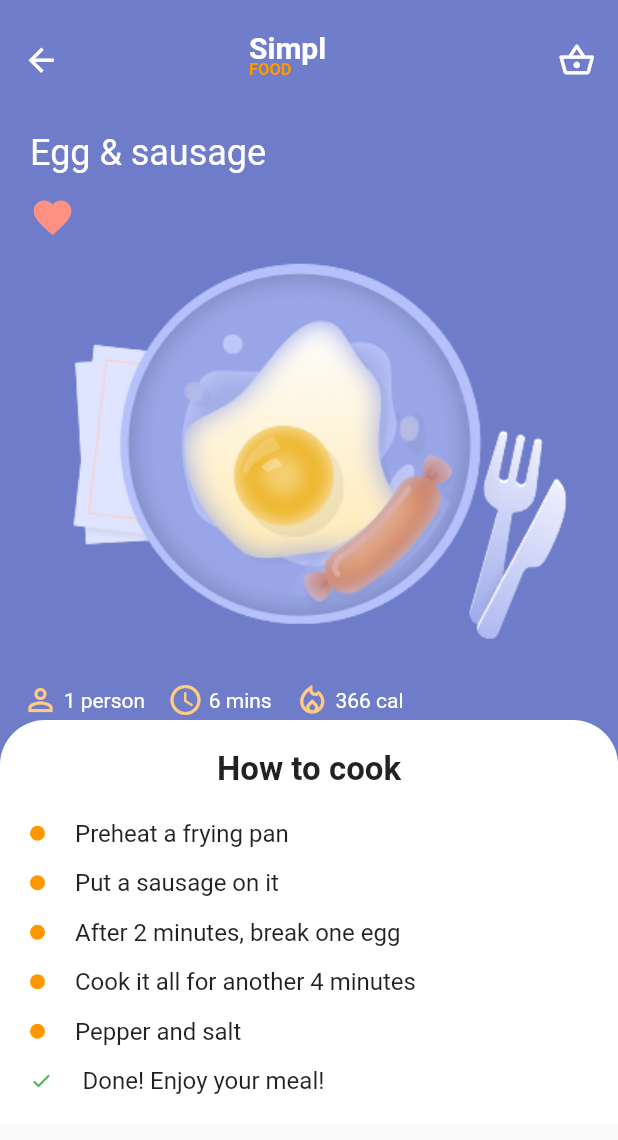
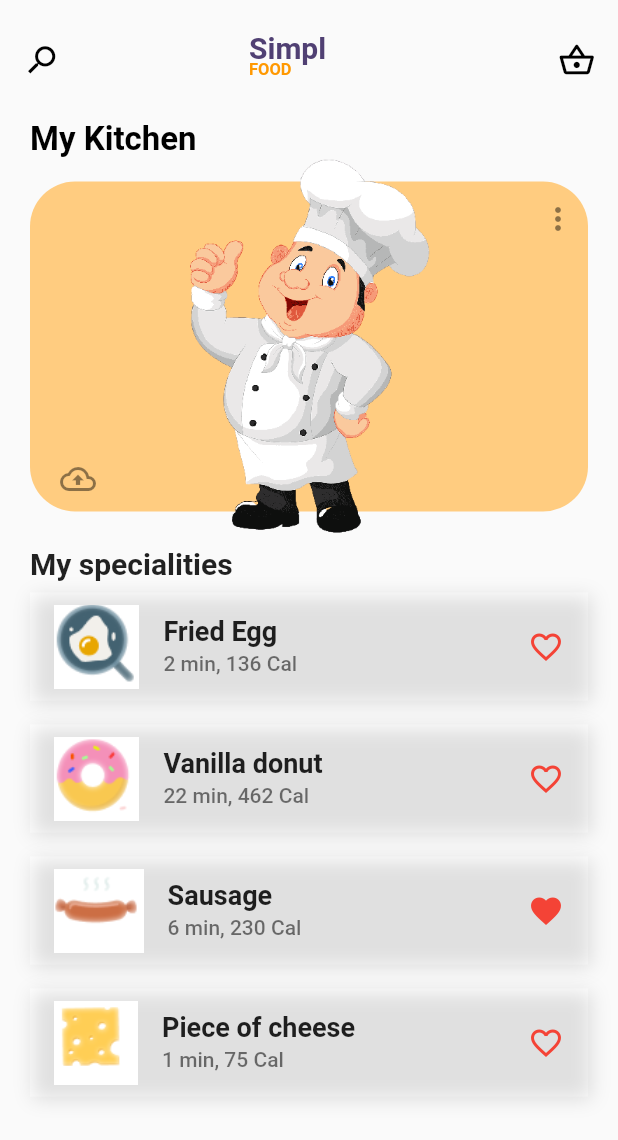
Before and after one commit to Jagmohanrai/SmartCook, a Flutter app: the screen it shows after launch, on a phone screen of 412 x 824 dp. Shown: the top 1140 px of the screen. Run offline on Flutter 3.47's test engine with Material 2 defaults, Android fonts, the phone set to English and light mode, and no system bars.

Commit message:
second page implemented

```diff
--- a/lib/main.dart
+++ b/lib/main.dart
@@ -1,6 +1,7 @@
 import 'package:flutter/material.dart';
 import 'package:smartcook/MealPage.dart';
 import 'package:smartcook/firstpage.dart';
+import 'mykitchen.dart';
 
 void main() {
   runApp(MyApp());
@@ -17,7 +18,7 @@ class MyApp extends StatelessWidget {
         primarySwatch: Colors.blue,
         visualDensity: VisualDensity.adaptivePlatformDensity,
       ),
-      home: MealPage(),
+      home: MyKitchen(),
     );
   }
 }
--- /dev/null
+++ b/lib/mykitchen.dart
@@ -0,0 +1,280 @@
+import 'package:flutter/material.dart';
+import 'dart:math' as math;
+
+class MyKitchen extends StatefulWidget {
+  @override
+  _MyKitchenState createState() => _MyKitchenState();
+}
+
+class _MyKitchenState extends State<MyKitchen> {
+  @override
+  Widget build(BuildContext context) {
+    Color textColor = Color.fromRGBO(80, 64, 115, 1);
+    var size = MediaQuery.of(context).size;
+    return Scaffold(
+      body: ListView(
+        children: [
+          Container(
+            height: 80,
+            width: size.width,
+            child: Row(
+              mainAxisAlignment: MainAxisAlignment.spaceBetween,
+              children: [
+                Padding(
+                  padding: const EdgeInsets.only(left: 15.0),
+                  child: Transform(
+                    alignment: Alignment.center,
+                    transform: Matrix4.rotationY(math.pi),
+                    child: Icon(
+                      Icons.search,
+                      size: 25,
+                      color: Colors.black,
+                    ),
+                  ),
+                ),
+                Center(
+                  child: Container(
+                    height: 80,
+                    width: 80,
+                    child: Stack(
+                      children: [
+                        Positioned(
+                          top: 20,
+                          child: Text(
+                            'Simpl',
+                            style: TextStyle(
+                                color: textColor,
+                                fontSize: 20,
+                                fontWeight: FontWeight.w700),
+                          ),
+                        ),
+                        Positioned(
+                          top: 40,
+                          child: Text(
+                            'FOOD',
+                            style: TextStyle(
+                              color: Colors.orange,
+                              fontSize: 11,
+                              fontWeight: FontWeight.bold,
+                            ),
+                          ),
+                        ),
+                      ],
+                    ),
+                  ),
+                ),
+                Padding(
+                  padding: const EdgeInsets.only(right: 15.0),
+                  child: Icon(
+                    Icons.shopping_basket_outlined,
+                    size: 25,
+                    color: Colors.black,
+                  ),
+                ),
+              ],
+            ),
+          ),
+          Padding(
+            padding: const EdgeInsets.only(left: 20.0),
+            child: Text(
+              'My Kitchen',
+              style: TextStyle(
+                color: Colors.black,
+                fontSize: 22,
+                fontWeight: FontWeight.w600,
+              ),
+            ),
+          ),
+          Container(
+            height: 250,
+            child: Stack(
+              children: [
+                Positioned(
+                  top: 15,
+                  left: 20,
+                  right: 20,
+                  child: Container(
+                    decoration: BoxDecoration(
+                      color: Colors.orange[200],
+                      borderRadius: BorderRadius.circular(30),
+                    ),
+                    height: 220,
+                    width: size.width,
+                  ),
+                ),
+                Align(
+                  child: Image.asset('assets/pic2.png'),
+                ),
+                Align(
+                  alignment: Alignment.topRight,
+                  child: Padding(
+                    padding: const EdgeInsets.only(top: 28.0, right: 28),
+                    child: Icon(
+                      Icons.more_vert_rounded,
+                      color: Colors.black45,
+                    ),
+                  ),
+                ),
+                Align(
+                  alignment: Alignment.bottomLeft,
+                  child: Padding(
+                    padding: const EdgeInsets.only(bottom: 25.0, left: 40),
+                    child: Icon(
+                      Icons.cloud_upload_outlined,
+                      color: Colors.black45,
+                    ),
+                  ),
+                )
+              ],
+            ),
+          ),
+          Padding(
+            padding: const EdgeInsets.only(top: 8.0, left: 20),
+            child: Text(
+              'My specialities',
+              style: TextStyle(fontSize: 20, fontWeight: FontWeight.w600),
+            ),
+          ),
+          Padding(
+            padding: const EdgeInsets.symmetric(horizontal: 20.0, vertical: 8),
+            child: Container(
+              decoration: BoxDecoration(
+                boxShadow: [
+                  BoxShadow(
+                    color: Colors.black12,
+                    offset: Offset(2, 2),
+                    blurRadius: 10,
+                  )
+                ],
+              ),
+              child: ListTile(
+                tileColor: Colors.white,
+                leading: Image.asset('assets/icon.png'),
+                title: Text(
+                  'Fried Egg',
+                  style: TextStyle(
+                    fontSize: 18,
+                    fontWeight: FontWeight.w600,
+                  ),
+                ),
+                subtitle: Text(
+                  '2 min, 136 Cal',
+                  style: TextStyle(
+                    fontWeight: FontWeight.w500,
+                  ),
+                ),
+                trailing: Icon(
+                  Icons.favorite_border_outlined,
+                  color: Colors.red,
+                ),
+              ),
+            ),
+          ),
+          Padding(
+            padding: const EdgeInsets.symmetric(horizontal: 20.0, vertical: 8),
+            child: Container(
+              decoration: BoxDecoration(
+                boxShadow: [
+                  BoxShadow(
+                    color: Colors.black12,
+                    offset: Offset(2, 2),
+                    blurRadius: 10,
+                  )
+                ],
+              ),
+              child: ListTile(
+                tileColor: Colors.white,
+                leading: Image.asset('assets/icon2.png'),
+                title: Text(
+                  'Vanilla donut',
+                  style: TextStyle(
+                    fontSize: 18,
+                    fontWeight: FontWeight.w600,
+                  ),
+                ),
+                subtitle: Text(
+                  '22 min, 462 Cal',
+                  style: TextStyle(
+                    fontWeight: FontWeight.w500,
+                  ),
+                ),
+                trailing: Icon(
+                  Icons.favorite_border_outlined,
+                  color: Colors.red,
+                ),
+              ),
+            ),
+          ),
+          Padding(
+            padding: const EdgeInsets.symmetric(horizontal: 20.0, vertical: 8),
+            child: Container(
+              decoration: BoxDecoration(
+                boxShadow: [
+                  BoxShadow(
+                    color: Colors.black12,
+                    offset: Offset(2, 2),
+                    blurRadius: 10,
+                  )
+                ],
+              ),
+              child: ListTile(
+                tileColor: Colors.white,
+                leading: Image.asset('assets/icon3.png'),
+                title: Text(
+                  'Sausage',
+                  style: TextStyle(
+                    fontSize: 18,
+                    fontWeight: FontWeight.w600,
+                  ),
+                ),
+                subtitle: Text('6 min, 230 Cal',
+                    style: TextStyle(
+                      fontWeight: FontWeight.w500,
+                    )),
+                trailing: Icon(
+                  Icons.favorite,
+                  color: Colors.red,
+                ),
+              ),
+            ),
+          ),
+          Padding(
+            padding: const EdgeInsets.symmetric(horizontal: 20.0, vertical: 8),
+            child: Container(
+              decoration: BoxDecoration(
+                boxShadow: [
+                  BoxShadow(
+                    color: Colors.black12,
+                    offset: Offset(2, 2),
+                    blurRadius: 10,
+                  )
+                ],
+              ),
+              child: ListTile(
+                tileColor: Colors.white,
+                leading: Image.asset('assets/icon4.png'),
+                title: Text(
+                  'Piece of cheese',
+                  style: TextStyle(
+                    fontSize: 18,
+                    fontWeight: FontWeight.w600,
+                  ),
+                ),
+                subtitle: Text(
+                  '1 min, 75 Cal',
+                  style: TextStyle(
+                    fontWeight: FontWeight.w500,
+                  ),
+                ),
+                trailing: Icon(
+                  Icons.favorite_border_outlined,
+                  color: Colors.red,
+                ),
+              ),
+            ),
+          ),
+        ],
+      ),
+    );
+  }
+}
```
Also changed, not shown: assets/icon.png (added), assets/icon2.png (added), assets/icon3.png (added), assets/icon4.png (added), assets/pic2.png (added).
